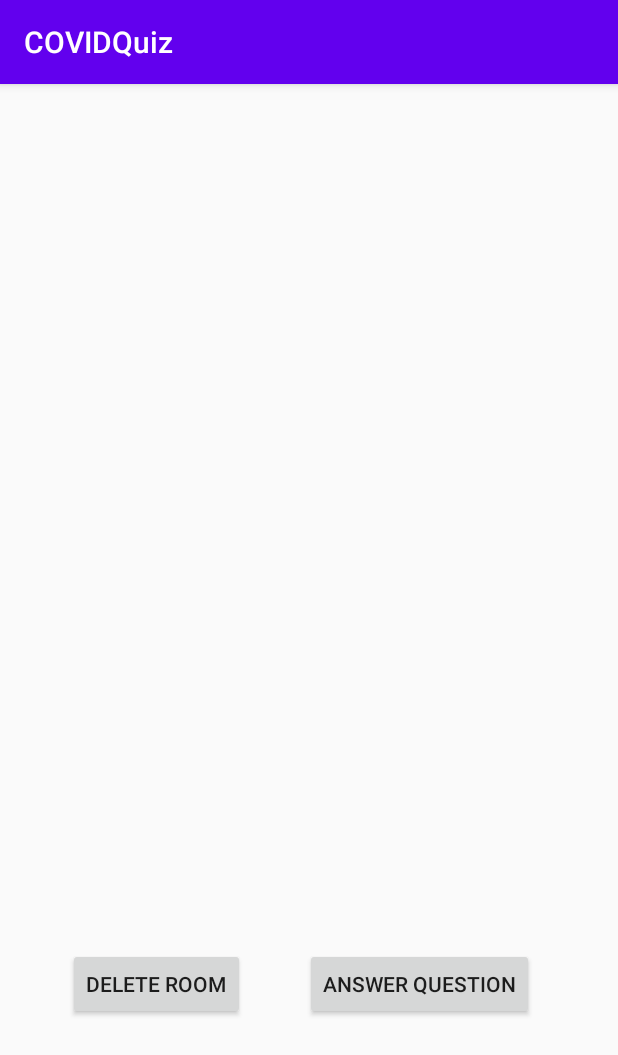
After one commit to jmahajan117/COVIDQuiz, an Android app: the CurrentRoom screen opened directly, with no data from a screen before it, on a phone screen of 412 x 824 dp. The commit adds this screen. Shown: the top 1055 px of the screen. Run offline under Robolectric (Android 15) with nearby library versions, the phone set to English and light mode, and no system bars.

Commit message:
Added room UI

```diff
--- a/app/src/main/AndroidManifest.xml
+++ b/app/src/main/AndroidManifest.xml
@@ -11,7 +11,8 @@
         android:roundIcon="@mipmap/ic_launcher_round"
         android:supportsRtl="true"
         android:theme="@style/AppTheme">
-        <activity android:name=".ReadQuestion"></activity>
+        <activity android:name=".CurrentRoom"></activity>
+        <activity android:name=".ReadQuestion" />
         <activity android:name=".AddQuestion" />
         <activity android:name=".DeleteUser" />
         <activity android:name=".CreateUser" />
--- /dev/null
+++ b/app/src/main/java/com/example/covidquiz/CurrentRoom.java
@@ -0,0 +1,32 @@
+package com.example.covidquiz;
+
+import androidx.appcompat.app.AppCompatActivity;
+
+import android.os.Bundle;
+import android.view.View;
+import android.widget.TextView;
+
+public class CurrentRoom extends AppCompatActivity {
+
+    private String roomName;
+
+    @Override
+    protected void onCreate(Bundle savedInstanceState) {
+        super.onCreate(savedInstanceState);
+        setContentView(R.layout.activity_current_room);
+        roomName = this.getIntent().getStringExtra("Room Name");
+        TextView name = (TextView) findViewById(R.id.textViewRoomName);
+        name.setText(roomName);
+
+        //TODO: Display the wins of A, wins of B
+    }
+
+    public void onAnswerQuestion(View view) {
+
+    }
+
+    public void onDeleteRoom(View view) {
+        //TODO: Delete the current room
+    }
+
+}
--- a/app/src/main/java/com/example/covidquiz/ui/notifications/NotificationsFragment.java
+++ b/app/src/main/java/com/example/covidquiz/ui/notifications/NotificationsFragment.java
@@ -1,9 +1,11 @@
 package com.example.covidquiz.ui.notifications;
 
+import android.content.Intent;
 import android.os.Bundle;
 import android.view.LayoutInflater;
 import android.view.View;
 import android.view.ViewGroup;
+import android.widget.AdapterView;
 import android.widget.ArrayAdapter;
 import android.widget.ListView;
 import android.widget.TextView;
@@ -15,6 +17,7 @@ import androidx.fragment.app.Fragment;
 import androidx.lifecycle.Observer;
 import androidx.lifecycle.ViewModelProviders;
 
+import com.example.covidquiz.CurrentRoom;
 import com.example.covidquiz.R;
 
 import java.sql.Connection;
@@ -58,6 +61,12 @@ public class NotificationsFragment extends Fragment {
         ArrayAdapter adapter = new ArrayAdapter(getActivity(),
                 android.R.layout.simple_list_item_1, rooms);
         roomList.setAdapter(adapter);
+        roomList.setOnItemClickListener((parent, view, position, id) -> {
+            String roomName = rooms.get(position);
+            Intent i = new Intent(getActivity(), CurrentRoom.class);
+            i.putExtra("Room Name", roomName);
+
+        });
 
 
         return root;
--- /dev/null
+++ b/app/src/main/res/layout/activity_current_room.xml
@@ -0,0 +1,66 @@
+<?xml version="1.0" encoding="utf-8"?>
+<androidx.constraintlayout.widget.ConstraintLayout xmlns:android="http://schemas.android.com/apk/res/android"
+    xmlns:app="http://schemas.android.com/apk/res-auto"
+    xmlns:tools="http://schemas.android.com/tools"
+    android:layout_width="match_parent"
+    android:layout_height="match_parent"
+    tools:context=".CurrentRoom">
+
+    <TextView
+        android:id="@+id/textViewRoomName"
+        android:layout_width="177dp"
+        android:layout_height="58dp"
+        app:layout_constraintBottom_toBottomOf="parent"
+        app:layout_constraintEnd_toEndOf="parent"
+        app:layout_constraintHorizontal_bias="0.498"
+        app:layout_constraintStart_toStartOf="parent"
+        app:layout_constraintTop_toTopOf="parent"
+        app:layout_constraintVertical_bias="0.169" />
+
+    <Button
+        android:id="@+id/buttonDeleteRoom"
+        android:layout_width="wrap_content"
+        android:layout_height="wrap_content"
+        android:onClick="onDeleteRoom"
+        android:text="Delete Room"
+        app:layout_constraintBottom_toBottomOf="parent"
+        app:layout_constraintEnd_toEndOf="parent"
+        app:layout_constraintHorizontal_bias="0.154"
+        app:layout_constraintStart_toStartOf="parent"
+        app:layout_constraintTop_toTopOf="parent"
+        app:layout_constraintVertical_bias="0.8" />
+
+    <TextView
+        android:id="@+id/textViewTeamAWins"
+        android:layout_width="132dp"
+        android:layout_height="81dp"
+        app:layout_constraintBottom_toBottomOf="parent"
+        app:layout_constraintEnd_toEndOf="parent"
+        app:layout_constraintHorizontal_bias="0.141"
+        app:layout_constraintStart_toStartOf="parent"
+        app:layout_constraintTop_toTopOf="parent"
+        app:layout_constraintVertical_bias="0.464" />
+
+    <TextView
+        android:id="@+id/textViewTeamBWins"
+        android:layout_width="136dp"
+        android:layout_height="76dp"
+        app:layout_constraintBottom_toBottomOf="parent"
+        app:layout_constraintEnd_toEndOf="parent"
+        app:layout_constraintHorizontal_bias="0.813"
+        app:layout_constraintStart_toStartOf="parent"
+        app:layout_constraintTop_toTopOf="parent"
+        app:layout_constraintVertical_bias="0.463" />
+
+    <Button
+        android:id="@+id/buttonAnswerQuestion"
+        android:layout_width="wrap_content"
+        android:layout_height="wrap_content"
+        android:text="Answer Question"
+        app:layout_constraintBottom_toBottomOf="parent"
+        app:layout_constraintEnd_toEndOf="parent"
+        app:layout_constraintHorizontal_bias="0.783"
+        app:layout_constraintStart_toStartOf="parent"
+        app:layout_constraintTop_toTopOf="parent"
+        app:layout_constraintVertical_bias="0.8" />
+</androidx.constraintlayout.widget.ConstraintLayout>
```
